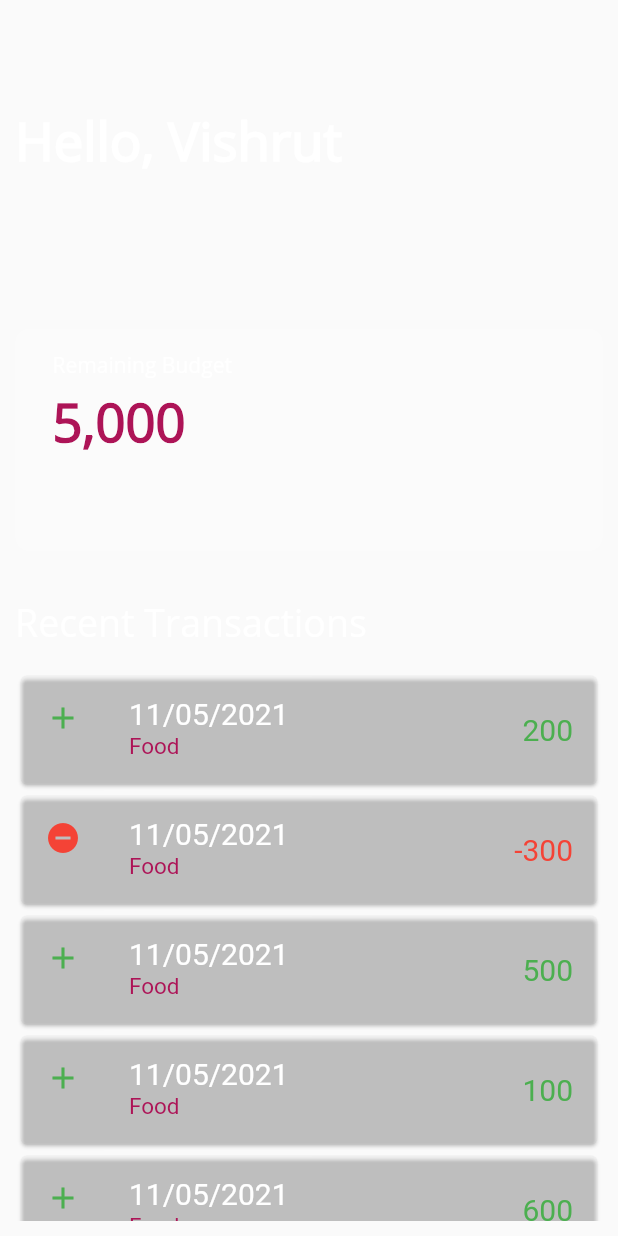
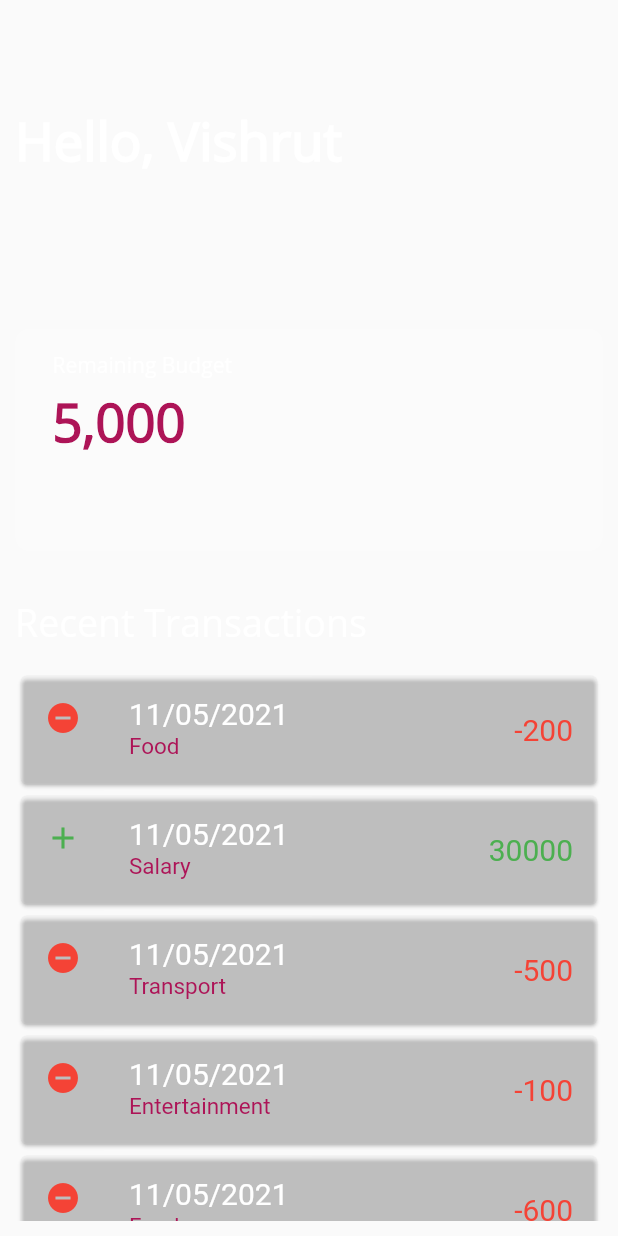
Before and after one commit to devangrajarora/MoneyManager-App, a Flutter app: the HomeTab widget shown alone on an empty page, opened directly, on a phone screen of 412 x 824 dp. Run offline on Flutter 3.47's test engine with Material 2 defaults, Android fonts, the phone set to English and light mode, and no system bars; our stand-ins replace fl_chart, fluttertoast.

```diff
--- a/lib/hometab.dart
+++ b/lib/hometab.dart
@@ -2,7 +2,17 @@ import 'package:flutter/cupertino.dart';
 import 'package:flutter/material.dart';
 import 'package:money_manager/constants.dart';
 
-var values = [200, -300, 500, 100, 600, -750, 900, 1000];
+var values = [-200, 30000, -500, -100, -600, -750, -900, -1000];
+var categories = [
+  'Food',
+  'Salary',
+  'Transport',
+  'Entertainment',
+  'Food',
+  'Food',
+  'Transport',
+  'Entertainment'
+];
 
 Widget HomeTab() {
   return Padding(
@@ -74,7 +84,30 @@ Widget HomeTab() {
                 ),
                 verticalBoxSmall,
                 Expanded(
-                  child: ListView.builder(
+                  child: RecordTiles(),
+                )
+              ],
+            ),
+          ),
+        )
+      ],
+    ),
+  );
+}
+
+class RecordTiles extends StatefulWidget {
+  const RecordTiles({
+    Key? key,
+  }) : super(key: key);
+
+  @override
+  _RecordTilesState createState() => _RecordTilesState();
+}
+
+class _RecordTilesState extends State<RecordTiles> {
+  @override
+  Widget build(BuildContext context) {
+    return ListView.builder(
         shrinkWrap: true,
         itemBuilder: (context, index) {
           return Card(
@@ -84,12 +117,10 @@ Widget HomeTab() {
                   ? Icon(Icons.remove_circle, color: Colors.red)
                   : Icon(Icons.add, color: Colors.green),
               title: Text('11/05/2021',
-                                style: TextStyle(
-                                    color: Colors.white, fontSize: 20.0)),
-                            subtitle: Text('Food',
-                                style: TextStyle(
-                                    color: Colors.pink.shade800,
-                                    fontSize: 15.0)),
+                  style: TextStyle(color: Colors.white, fontSize: 20.0)),
+              subtitle: Text(categories[index],
+                  style:
+                      TextStyle(color: Colors.pink.shade800, fontSize: 15.0)),
               trailing: Text(values[index].toString(),
                   style: TextStyle(
                       fontSize: 20.0,
@@ -99,13 +130,6 @@ Widget HomeTab() {
             ),
           );
         },
-                      itemCount: values.length),
-                )
-              ],
-            ),
-          ),
-        )
-      ],
-    ),
-  );
+        itemCount: values.length);
   }
+}
--- a/lib/landingscreen.dart
+++ b/lib/landingscreen.dart
@@ -12,6 +12,13 @@ class LandingScreen extends StatefulWidget {
 }
 
 class _LandingScreenState extends State<LandingScreen> {
+  void addItemToList() {
+    setState(() {
+      values.insert(0, 55);
+      categories.insert(0, 'Groceries');
+    });
+  }
+
   DateTime selectedDate = DateTime.now();
 
   Future<void> _selectDate(BuildContext context) async {
@@ -146,6 +153,7 @@ class _LandingScreenState extends State<LandingScreen> {
                             colors: [Color(0xFFB816DA), Color(0xFFD127A6)])),
                     child: TextButton(
                         onPressed: () {
+                          addItemToList();
                           Fluttertoast.showToast(
                               msg: "Transaction Added",
                               toastLength: Toast.LENGTH_SHORT,
```
Also changed, not shown: pubspec.lock. Lines whose indentation alone changed are shown as unchanged.
